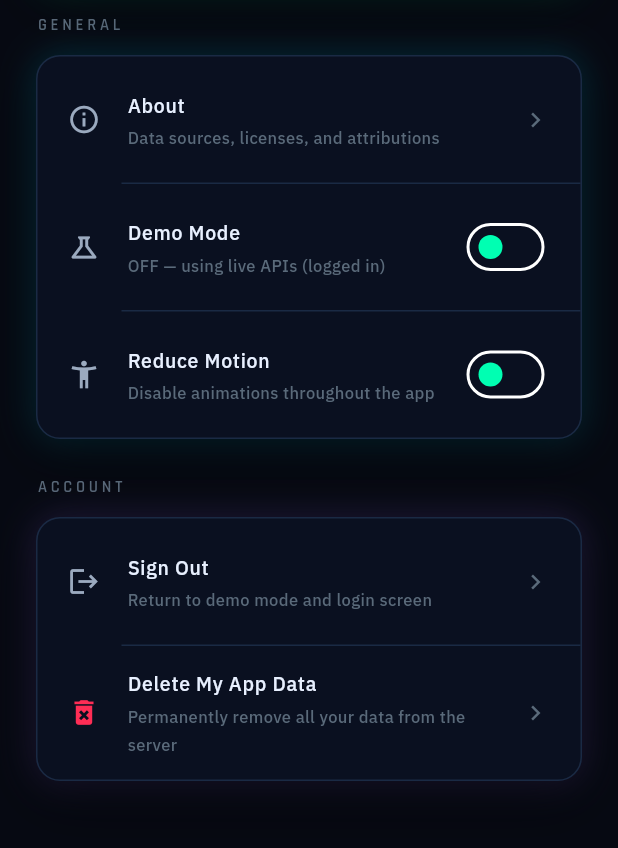
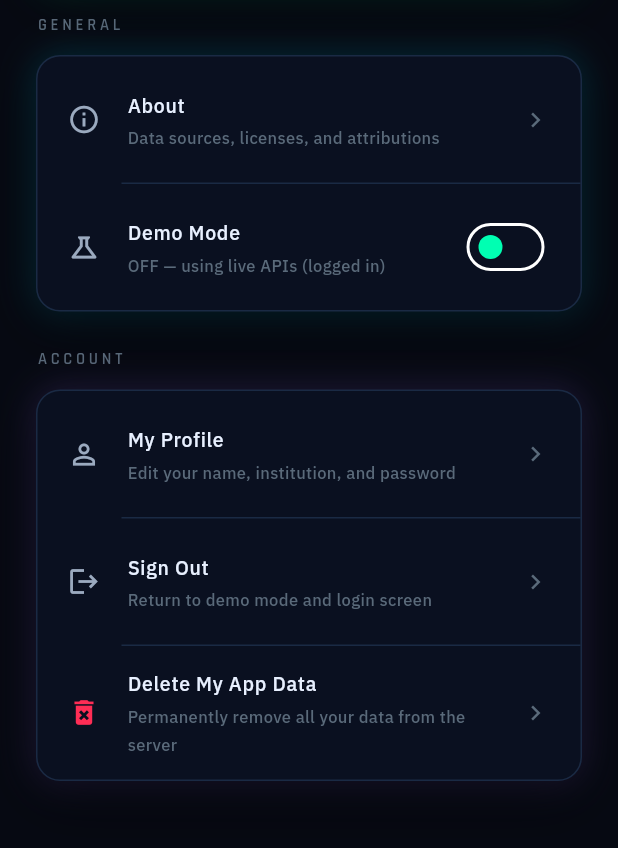
Before and after one commit to rafi28-png/omicverse, a Flutter app: the SettingsScreen screen opened by its route, on a phone screen of 412 x 824 dp, the part 266-1114 px from its top. Run offline on Flutter 3.47's test engine with Material 3 defaults, Android fonts, the phone set to English and light mode, and no system bars; our stand-ins replace connectivity_plus, csv, dio, file_picker, fl_chart, flutter_dotenv and 5 more; accounts and stored records are empty; project files that could hold a hidden picture were left out.

Commit message:
fix: remove dead Reduce Motion toggle; add My Profile link to Settings
- Removed non-functional 'Reduce Motion' switch (was hardcoded false, did nothing)
- Added 'My Profile' tile at top of Settings Account section
  navigates to /profile (edit name, institution, change password)

```diff
--- a/app/lib/features/settings/settings_screen.dart
+++ b/app/lib/features/settings/settings_screen.dart
@@ -119,17 +119,6 @@ class SettingsScreen extends ConsumerWidget {
                           thumbColor: const WidgetStatePropertyAll(kNeonTeal),
                         ),
                       ),
-                      const Divider(color: kBorder, height: 1, indent: 56),
-                      _SettingsTile(
-                        icon: Icons.accessibility_new,
-                        title: 'Reduce Motion',
-                        subtitle: 'Disable animations throughout the app',
-                        trailing: Switch(
-                          value: false,
-                          onChanged: (_) {},
-                          thumbColor: const WidgetStatePropertyAll(kNeonTeal),
-                        ),
-                      ),
                     ],
                   ),
                 ),
@@ -145,13 +134,19 @@ class SettingsScreen extends ConsumerWidget {
                     child: Column(
                       children: [
                         _SettingsTile(
+                          icon: Icons.person_outline,
+                          title: 'My Profile',
+                          subtitle: 'Edit your name, institution, and password',
+                          onTap: () => context.go('/profile'),
+                        ),
+                        const Divider(color: kBorder, height: 1, indent: 56),
+                        _SettingsTile(
                           icon: Icons.logout,
                           title: 'Sign Out',
                           subtitle: 'Return to demo mode and login screen',
                           onTap: () async {
                             await AuthService.signOut();
                             if (context.mounted) {
-                              // Reset demo mode before navigating
                               ref.read(isDemoModeProvider.notifier).state = true;
                               Hive.box<dynamic>('preferences').put('isDemoMode', true);
                               ref.read(routerRefreshProvider).notify();
```
